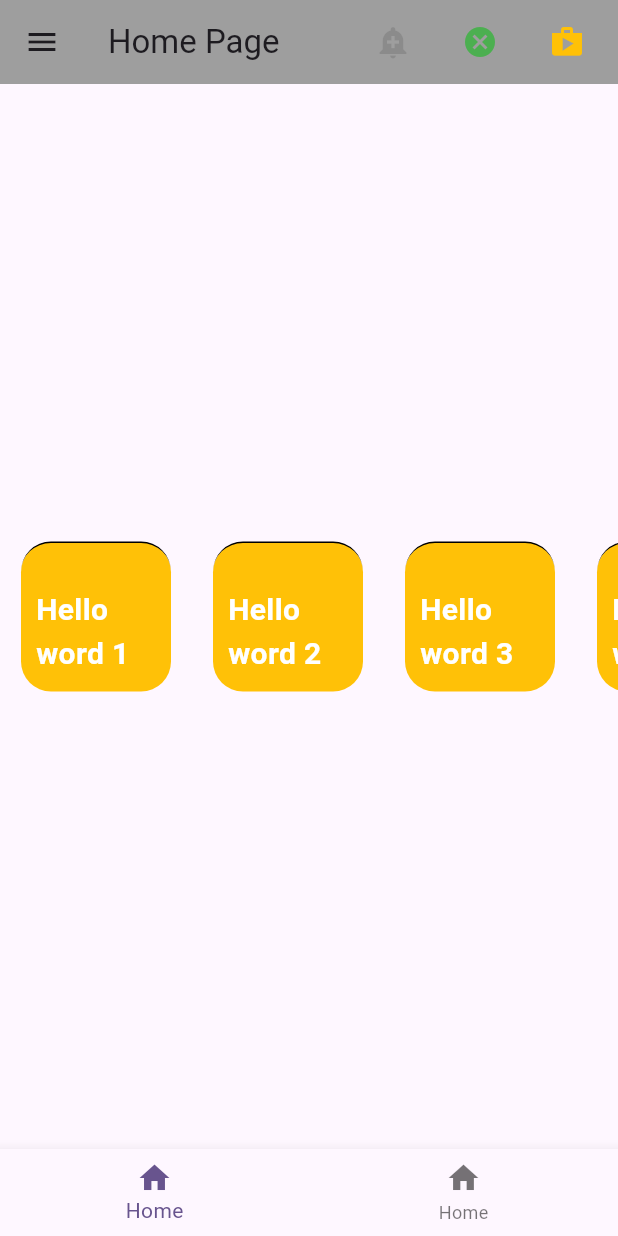
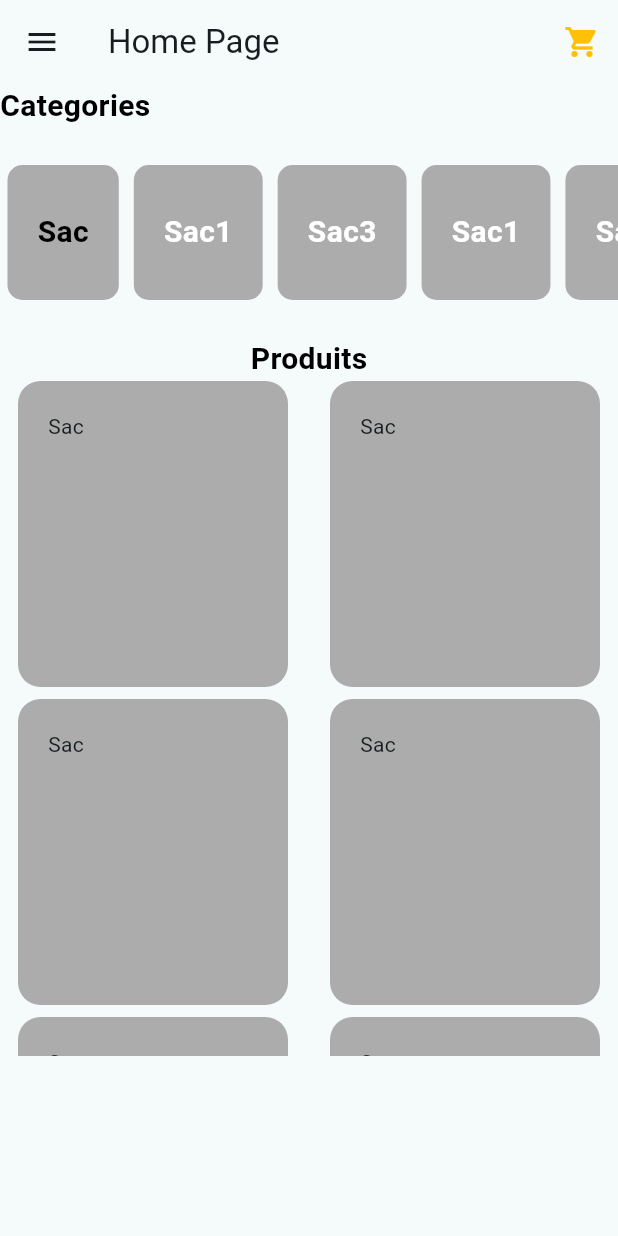
Before and after one commit to viziodev/flutter_cours_2024_ism, a Flutter app: the screen it shows after launch, on a phone screen of 412 x 824 dp. Run offline on Flutter 3.47's test engine with Material 3 defaults, Android fonts, the light colour scheme and no system bars; Roboto replaces fonts that are missing (Arial).

Commit message:
Page Catalogue

```diff
--- /dev/null
+++ b/lib/core/constantes/colors.constantes.dart
@@ -0,0 +1,4 @@
+import 'package:flutter/material.dart';
+
+const bbwPrimaryColor=Color(0xFFACACAC);
+const bbwSecondaryColor=Color(0xFF535353);
--- /dev/null
+++ b/lib/core/constantes/size.constants.dart
@@ -0,0 +1 @@
+const bbwPadding=20.0;
--- /dev/null
+++ b/lib/core/models/categorie.models.dart
@@ -0,0 +1,5 @@
+class Categorie {
+   int id;
+   String libelle;
+   Categorie({required this.id, required this.libelle});
+}
--- /dev/null
+++ b/lib/core/models/produit.model.dart
@@ -0,0 +1,7 @@
+class Produit {
+   int id;
+   String libelle;
+   double prix;
+   String? photo;
+   Produit({required this.id, required this.libelle,required this.prix,this.photo});
+}
--- /dev/null
+++ b/lib/core/services/categorie.service.dart
@@ -0,0 +1,16 @@
+import 'package:flutter_cours_2024_ism/core/models/categorie.models.dart';
+
+class CategorieService {
+ static List<Categorie> findAll(){
+    return [
+      Categorie(id: 1, libelle: "Sac"),
+      Categorie(id: 2, libelle: "Sac1"),
+      Categorie(id: 3, libelle: "Sac3"),
+       Categorie(id: 2, libelle: "Sac1"),
+      Categorie(id: 2, libelle: "Sac1"),
+         Categorie(id: 2, libelle: "Sac1"),
+          Categorie(id: 2, libelle: "Sac1"),
+      ];
+   }
+
+}
--- /dev/null
+++ b/lib/core/services/produit.service.dart
@@ -0,0 +1,14 @@
+import 'package:flutter_cours_2024_ism/core/models/produit.model.dart';
+
+class ProduitService {
+   static List<Produit> findAll(){
+    return [
+      Produit(id: 1, libelle: "Sac",prix:1000,photo:""),
+      Produit(id: 1, libelle: "Sac",prix:1000,photo:""),
+      Produit(id: 1, libelle: "Sac",prix:1000,photo:""),
+      Produit(id: 1, libelle: "Sac",prix:1000,photo:""),
+      Produit(id: 1, libelle: "Sac",prix:1000,photo:""),
+      Produit(id: 1, libelle: "Sac",prix:1000,photo:""),
+    ];
+   }
+}
--- a/lib/main.dart
+++ b/lib/main.dart
@@ -1,4 +1,6 @@
 import 'package:flutter/material.dart';
+import 'package:flutter_cours_2024_ism/pages/cart/cart.page.dart';
+import 'package:flutter_cours_2024_ism/pages/home/home.page.dart';
 
 void main() {
   runApp(const MyApp());
@@ -13,133 +15,15 @@ class MyApp extends StatelessWidget {
       debugShowCheckedModeBanner: false,
       title: 'Flutter Demo',
       theme: ThemeData(
-
-        colorScheme: ColorScheme.fromSeed(seedColor: Colors.deepPurple),
+        colorScheme: ColorScheme.fromSeed(seedColor: Colors.grey),
         useMaterial3: true,
       ),
-      home: MyHomePage() ,
+      initialRoute: "/home",
+      routes: {
+        "/home":(context)=> const HomePage(),
+        "/cart":(context)=> const CartPage()
+      },
+      home: const HomePage() ,
     );
   }
 }
-
-class MyHomePage extends StatelessWidget {
-  const MyHomePage({super.key});
-
-
-  @override
-  Widget build(BuildContext context) {
-
-     List<Map<String,dynamic>> myIcons=[
-          {
-          "color":Colors.black12,
-          "icon":  Icons.add_alert
-         },
-         {
-          "color":Colors.green,
-          "icon":  Icons.cancel
-         },
-         {
-          "color":Colors.amber,
-          "icon":  Icons.shop
-         }
-     ];
-
-    return Scaffold(
-       appBar: AppBar(
-          title: const Text('Home Page'),
-          backgroundColor: Colors.grey,
-          actions: [
-
-            for( dynamic val in myIcons)
-            Padding(
-              padding: const EdgeInsets.only(right: 10),
-              child: IconButton(
-              icon: Icon(val['icon'],color: val['color'],),
-              tooltip: 'Show Snackbar',
-              onPressed:() {
-                print("Bonjour");
-              },
-              ),
-            )
-          ],
-          elevation: 0,
-       ),
-       drawer: Drawer(
-        child: ListView(
-    // Important: Remove any padding from the ListView.
-    padding: EdgeInsets.zero,
-    children: [
-      const DrawerHeader(
-        decoration: BoxDecoration(
-          color: Colors.blue,
-        ),
-        child: Text('Drawer Header'),
-      ),
-      ListTile(
-        title: const Text('Item 1'),
-        onTap: () {
-          // Update the state of the app.
-          // ...
-        },
-      ),
-      ListTile(
-        title: const Text('Item 2'),
-        onTap: () {
-          // Update the state of the app.
-          // ...
-        },
-      ),
-    ],
-  ),
-
-       ),
-       body: ListView(
-        scrollDirection: Axis.horizontal,
-         children: [
-           for(int j=1;j<=10;j++)
-                          Row(
-                mainAxisAlignment: MainAxisAlignment.end,
-
-                children: [
-                 for(int i=1;i<=3;i++)
-                     Padding(
-                      padding: const EdgeInsets.all(4.0),
-                     child: Container(
-                             height: 100,
-                              width: 100,
-                           margin: const EdgeInsets.all(10),
-                           padding: const EdgeInsets.only(top: 20,left: 10),
-                           child: Center(child: Text("Hello word $i",style:TextStyle(color: Colors.white,
-                           fontFamily:"Arial",
-                           fontWeight: FontWeight.bold,
-                           fontSize: 20
-
-                           ))),
-                           decoration: const BoxDecoration(
-                             color: Colors.amber,
-                             borderRadius: BorderRadius.all(Radius.circular(20)),
-                             border: Border(top:BorderSide(
-                               color: Colors.black,
-                               width: 1
-                             ))
-                           ),
-                 ),
-               ),
-                ],
-
-               ),
-         ],
-       ),
-
-       bottomNavigationBar:BottomNavigationBar(
-        items: [
-          BottomNavigationBarItem(icon: Icon(Icons.home),label: "Home"),
-           BottomNavigationBarItem(icon: Icon(Icons.home),label: "Home")
-        ],
-
-       )
-
-
-    );
-  }
-}
--- /dev/null
+++ b/lib/pages/cart/cart.page.dart
@@ -0,0 +1,19 @@
+import 'package:flutter/material.dart';
+
+class CartPage extends StatelessWidget {
+  const CartPage({super.key});
+  static String routeName="/cart";
+  @override
+  Widget build(BuildContext context) {
+    return Scaffold(
+      appBar:   AppBar(
+          title: const Text("Panier"),
+           actions: [
+            IconButton(onPressed: (){
+                  Navigator.pushNamed(context, CartPage.routeName);
+            }, icon: const Icon(Icons.shopping_cart,color: Colors.amber,))
+          ],
+       ),
+    );
+  }
+}
--- /dev/null
+++ b/lib/pages/home/components/categorie.list.component.component.dart
@@ -0,0 +1,65 @@
+import 'package:flutter/material.dart';
+import 'package:flutter_cours_2024_ism/core/constantes/colors.constantes.dart';
+import 'package:flutter_cours_2024_ism/core/constantes/size.constants.dart';
+import 'package:flutter_cours_2024_ism/core/models/categorie.models.dart';
+import 'package:flutter_cours_2024_ism/core/services/categorie.service.dart';
+
+class CategorieList extends StatefulWidget {
+  const CategorieList({super.key});
+
+  @override
+  State<CategorieList> createState() => _CategorieListState();
+}
+
+class _CategorieListState extends State<CategorieList> {
+     List<Categorie> categories=CategorieService.findAll();
+     int categorieSelected=0;
+  @override
+  Widget build(BuildContext context) {
+    return Padding(
+      padding: const EdgeInsets.symmetric(vertical: bbwPadding),
+      child: SizedBox(
+        height: 100,
+        child: ListView.builder(
+              scrollDirection:Axis.horizontal ,
+               itemCount: categories.length,
+                itemBuilder:(context, index) {
+                   return  categorieItem(index);
+                },
+          ),
+      )
+    );
+  }
+
+   categorieItem(int index){
+      return InkWell(
+         onTap: () {
+            setState(() {
+                  categorieSelected=index;
+            });
+         },
+        child: Container(
+
+                      decoration: BoxDecoration(
+                       color:bbwPrimaryColor,
+                       borderRadius: BorderRadius.circular(10)
+                      ),
+
+                      height: 50,
+                      margin: const EdgeInsets.all(5),
+                     padding: const EdgeInsets.all(bbwPadding),
+                        child: Center(child: Text(categories[index].libelle,
+                        style:  TextStyle(
+                          fontSize: 20,
+                          fontWeight: FontWeight.bold,
+                            color: categorieSelected==index ? Colors.black: Colors.white
+
+                        ),
+
+                        )),
+
+                      ),
+      );
+}
+
+}
--- /dev/null
+++ b/lib/pages/home/components/produit.list.component.dart
@@ -0,0 +1,63 @@
+import 'package:flutter/material.dart';
+import 'package:flutter_cours_2024_ism/core/constantes/colors.constantes.dart';
+import 'package:flutter_cours_2024_ism/core/constantes/size.constants.dart';
+import 'package:flutter_cours_2024_ism/core/models/produit.model.dart';
+import 'package:flutter_cours_2024_ism/core/services/produit.service.dart';
+
+class ProduitList extends StatelessWidget {
+      const ProduitList({super.key });
+  @override
+  Widget build(BuildContext context) {
+     List<Produit> produits= ProduitService.findAll();
+     return  Container(
+      height: 450,
+       child: GridView.count(
+        crossAxisCount:2 ,
+        crossAxisSpacing: 4.0,
+         mainAxisSpacing: 8.0,
+        children: List.generate(produits.length, (index) {
+                    return Center(
+                      child: ProduitItem(produit: produits[index], callback:() {
+
+                      },),
+                    );
+                  }
+        )
+        ),
+     );
+  }
+}
+
+
+class ProduitItem extends StatefulWidget {
+  Produit produit;
+   VoidCallback callback;
+   ProduitItem({super.key,required this.produit,required this.callback});
+
+  @override
+  State<ProduitItem> createState() => _ProduitItemState();
+}
+
+class _ProduitItemState extends State<ProduitItem> {
+  @override
+  Widget build(BuildContext context) {
+    return Expanded(
+      child: Container(
+               height: 400,
+               width: 180,
+            decoration: BoxDecoration(
+                       color:bbwPrimaryColor,
+                       borderRadius: BorderRadius.circular(15)
+
+                      ),
+         padding: const EdgeInsets.all(bbwPadding),
+         child: Hero(
+
+                 tag:"${widget.produit.id}" ,
+                 child: Text(widget.produit.libelle)
+                ),
+
+      ),
+    );
+  }
+}
--- /dev/null
+++ b/lib/pages/home/home.page.dart
@@ -0,0 +1,85 @@
+import 'package:flutter/material.dart';
+import 'package:flutter_cours_2024_ism/core/constantes/size.constants.dart';
+import 'package:flutter_cours_2024_ism/pages/cart/cart.page.dart';
+import 'package:flutter_cours_2024_ism/pages/home/components/categorie.list.component.component.dart';
+import 'package:flutter_cours_2024_ism/pages/home/components/produit.list.component.dart';
+
+class HomePage extends StatelessWidget {
+  const HomePage({super.key});
+static String routeName="/home";
+  @override
+  Widget build(BuildContext context) {
+  return Scaffold(
+        appBar: AppBar(
+          title: const Text("Home Page"),
+           actions: [
+            IconButton(onPressed: (){
+                  Navigator.pushNamed(context, CartPage.routeName);
+            }, icon: const Icon(Icons.shopping_cart,color: Colors.amber,))
+          ],
+       ),
+        drawer: Drawer(
+        child: ListView(
+    // Important: Remove any padding from the ListView.
+           padding: EdgeInsets.zero,
+    children: [
+          const DrawerHeader(
+            decoration: BoxDecoration(
+              color: Colors.blue,
+            ),
+            child: Text('Drawer Header'),
+          ),
+          ListTile(
+            leading: const Icon(Icons.home),
+            title: const Text('Home'),
+            onTap: () {
+                Navigator.pop(context);
+                  Navigator.pushNamed(context, HomePage.routeName);
+            },
+      ),
+        ListTile(
+            leading: const Icon(Icons.shopping_cart),
+            title: const Text('Cart'),
+            onTap: () {
+                  Navigator.pop(context);
+                  Navigator.pushNamed(context, CartPage.routeName);
+            },
+          ),
+
+
+    ],
+  ),
+
+       ),
+       body:const Column(
+       mainAxisAlignment: MainAxisAlignment.start,
+        children: [
+         SizedBox(
+         width: double.infinity,
+            child: Text("Categories",style: TextStyle(
+              fontSize: 20,
+              fontWeight: FontWeight.bold,
+              color: Colors.black
+            ),
+            ),
+          ),
+          //Liste des Catgories
+           CategorieList(),
+
+            SizedBox(
+                    child: Text("Produits",style: TextStyle(
+                    fontSize: 20,
+                    fontWeight: FontWeight.bold,
+                    color: Colors.black
+                  ),
+                  ),
+                ),
+
+           ProduitList()
+
+
+        ],)
+
+    );
+  }
+}
```
Also changed, not shown: lib/pages/detail/detail.page.dart (added), lib/pages/login/login.page.dart (added).
